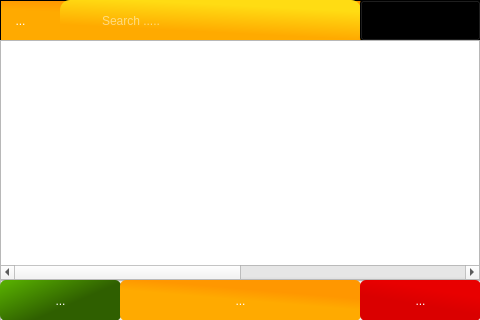
Qt form HPOS/s_inventorymanager.ui (MinniHai/HPoS_Pi) before a commit.
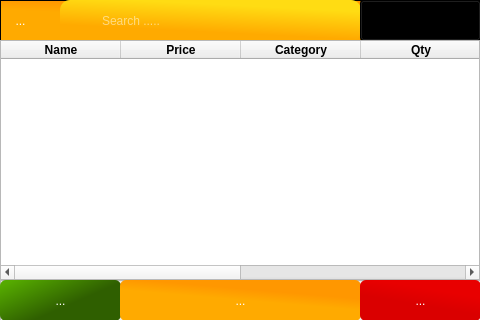
The same form after that commit. Icons and pictures are not drawn.

Patch:
```diff
--- a/HPOS/s_inventorymanager.ui
+++ b/HPOS/s_inventorymanager.ui
@@ -359,7 +359,7 @@
     <bool>true</bool>
    </property>
    <attribute name="horizontalHeaderVisible">
-    <bool>false</bool>
+    <bool>true</bool>
    </attribute>
    <attribute name="horizontalHeaderCascadingSectionResizes">
     <bool>false</bool>
@@ -387,7 +387,7 @@
      </font>
     </property>
     <property name="textAlignment">
-     <set>AlignCenter</set>
+     <set>AlignHCenter|AlignVCenter|AlignCenter</set>
     </property>
    </column>
    <column>
@@ -401,7 +401,7 @@
      </font>
     </property>
     <property name="textAlignment">
-     <set>AlignCenter</set>
+     <set>AlignHCenter|AlignVCenter|AlignCenter</set>
     </property>
    </column>
    <column>
@@ -415,7 +415,7 @@
      </font>
     </property>
     <property name="textAlignment">
-     <set>AlignCenter</set>
+     <set>AlignHCenter|AlignVCenter|AlignCenter</set>
     </property>
    </column>
    <column>
@@ -429,7 +429,7 @@
      </font>
     </property>
     <property name="textAlignment">
-     <set>AlignCenter</set>
+     <set>AlignHCenter|AlignVCenter|AlignCenter</set>
     </property>
    </column>
    <column>
@@ -443,7 +443,7 @@
      </font>
     </property>
     <property name="textAlignment">
-     <set>AlignCenter</set>
+     <set>AlignHCenter|AlignVCenter|AlignCenter</set>
     </property>
    </column>
    <column>
@@ -451,7 +451,7 @@
      <string/>
     </property>
     <property name="textAlignment">
-     <set>AlignCenter</set>
+     <set>AlignHCenter|AlignVCenter|AlignCenter</set>
     </property>
    </column>
   </widget>
```
